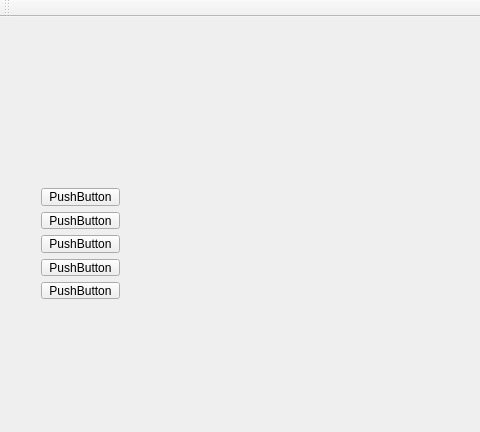
This is client/mainwindow.ui in garretraziel/icp as Qt 5 draws it before an edit; both pictures show x 0 to 480 and y 0 to 432 of the 714 by 579 pixel window. The edited form follows.
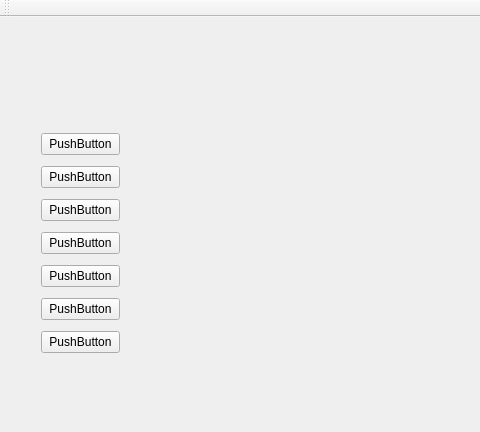
This is the edited form.

```diff
--- a/client/mainwindow.ui
+++ b/client/mainwindow.ui
@@ -25,16 +25,30 @@
     </property>
     <layout class="QGridLayout" name="gridLayout"/>
    </widget>
-   <widget class="QWidget" name="">
+   <widget class="QWidget" name="layoutWidget">
     <property name="geometry">
      <rect>
       <x>30</x>
-      <y>160</y>
+      <y>100</y>
       <width>101</width>
-      <height>133</height>
+      <height>255</height>
      </rect>
     </property>
     <layout class="QVBoxLayout" name="verticalLayout">
+     <item>
+      <widget class="QPushButton" name="pushButton_7">
+       <property name="text">
+        <string>PushButton</string>
+       </property>
+      </widget>
+     </item>
+     <item>
+      <widget class="QPushButton" name="pushButton_6">
+       <property name="text">
+        <string>PushButton</string>
+       </property>
+      </widget>
+     </item>
      <item>
       <widget class="QPushButton" name="pushButton">
        <property name="text">
```
Left out of the diff: 2 changed lines with no effect on the pictures.
